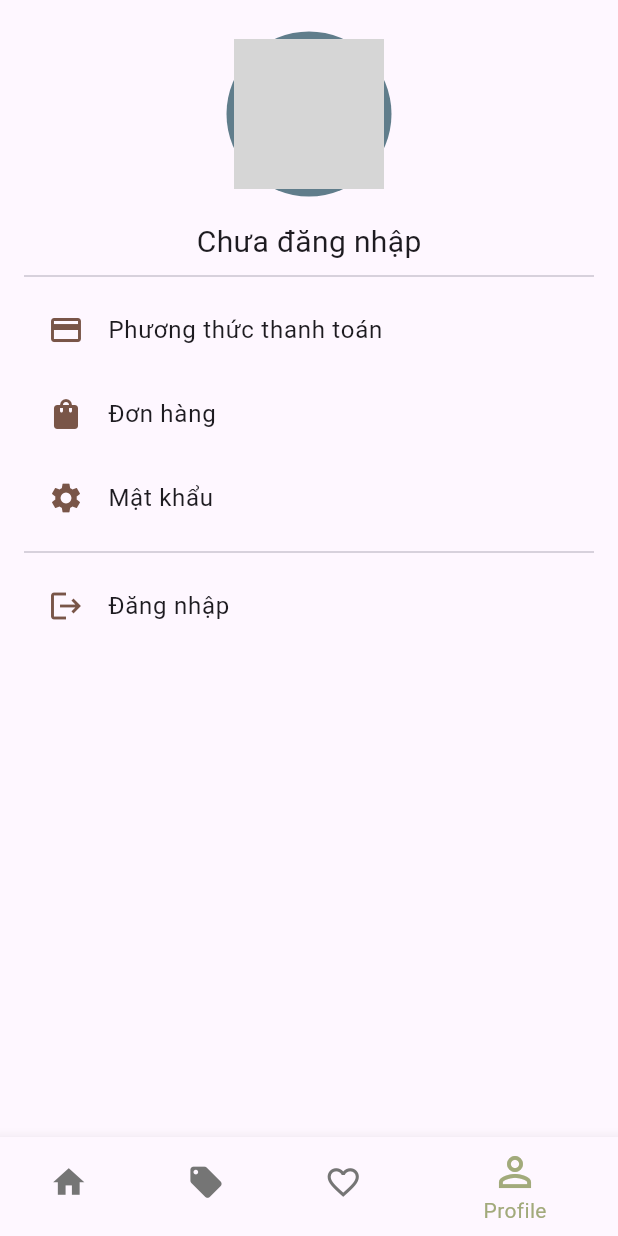
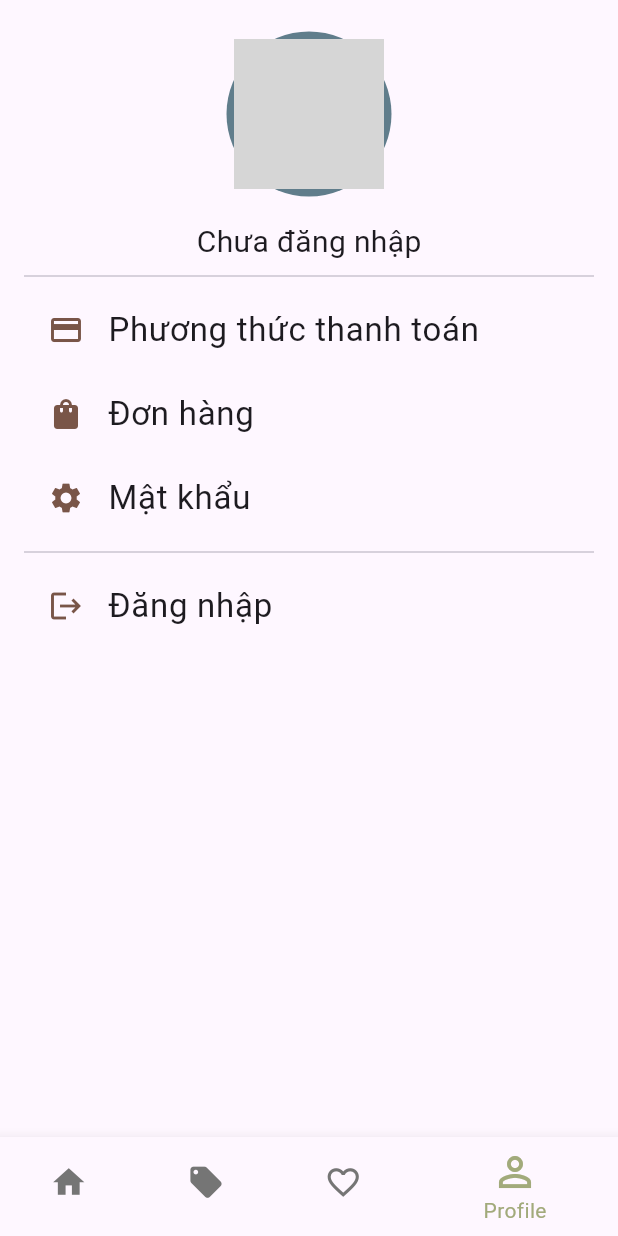
Before and after one commit to Anhbinhcasau/app_cosmetic_v1, a Flutter app: the MainScreen screen opened directly, item 4 of the bottom bar chosen, on a phone screen of 412 x 824 dp. Run offline on Flutter 3.47's test engine with Material 3 defaults, Android fonts, the phone set to English and light mode, and no system bars; our stand-ins replace animated_splash_screen, carousel_slider, expansion_tile_card, fl_chart, flutter_image_slideshow, flutter_rating_bar and 5 more; missing offline and left inert: mongo_dart; accounts and stored records are empty; network calls fail; grey boxes are pictures that could not be loaded.

Commit message:
sync main

```diff
--- a/lib/data/config.app.dart
+++ b/lib/data/config.app.dart
@@ -1,12 +1,17 @@
 import 'package:flutter/material.dart';
 
 class Api {
-  static const String DB_URI = 'http://192.168.1.49:8080/api/v1';
+  static const String DB_URI = 'http://192.168.1.9:8080/api/v1';
 }
 
 class AppColors {
   static const Color primaryColor = Color(0xFFA2AA7B);
+  static const Color secondsColor = Color(0xFFE3E7D3);
   static const Color textHint = Colors.grey;
   static const Color text = Colors.white;
   static const Color text_notification = Colors.black;
 }
+
+class AppTexts {
+  static const double size_text = 22;
+}
--- a/lib/main.dart
+++ b/lib/main.dart
@@ -6,6 +6,8 @@
 import 'package:app_cosmetic/widgets/orders/order_view_model.dart';
 import 'package:flutter/material.dart';
 import 'package:provider/provider.dart';
+
+
 
 void main() {
   runApp(
```
Also changed, not shown: lib/screen/user/comment/write_comment.dart (+11 -4 lines), lib/services/product_service.dart (+4 -4 lines).
